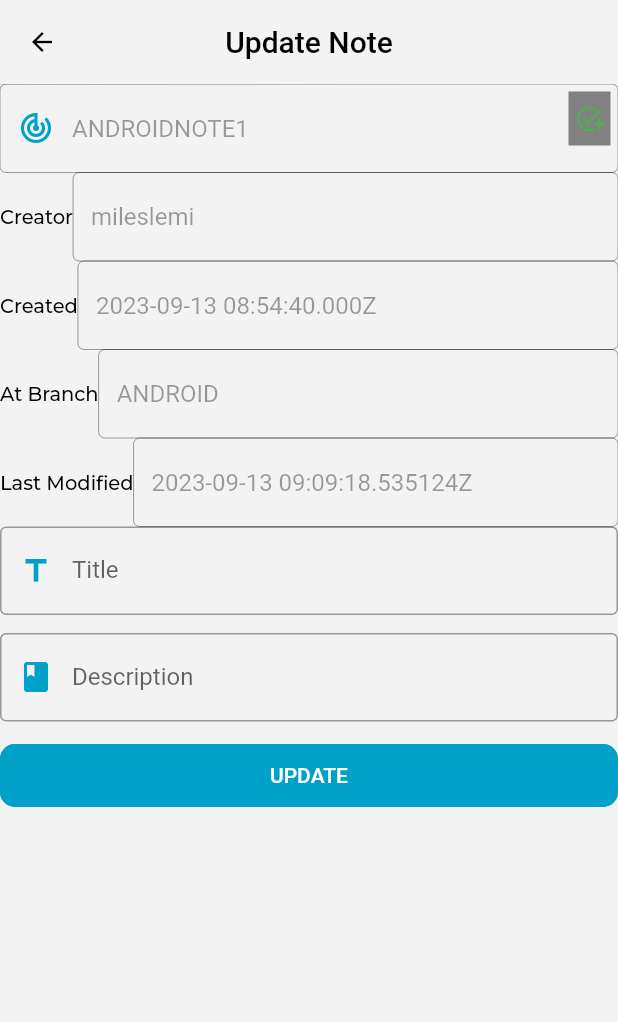
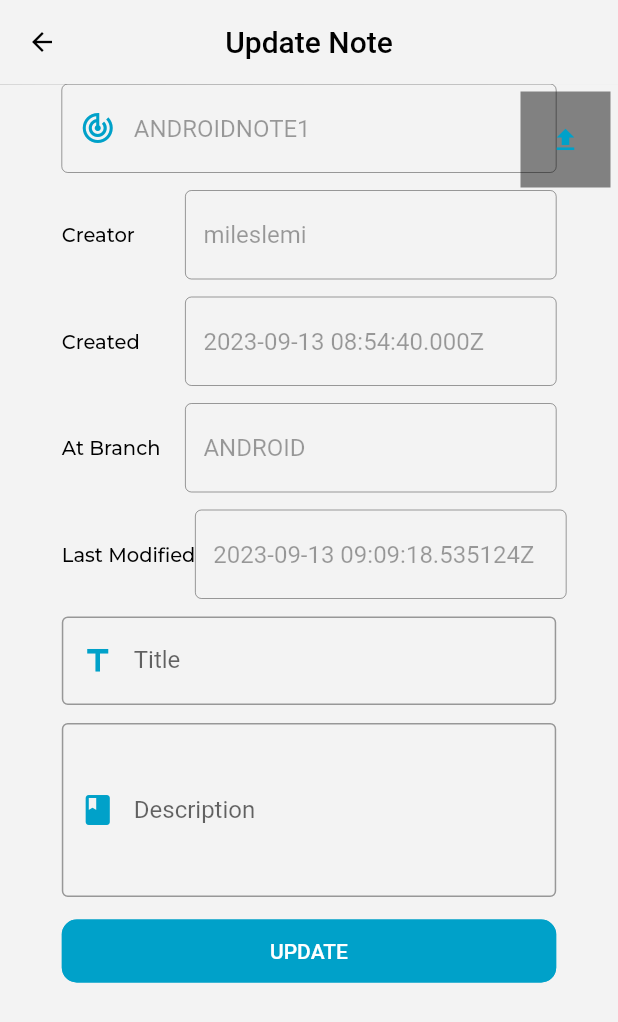
Before and after one commit to Mileslemi/appsyncing, a Flutter app: the DashBoard screen opened by its route, after a tap on an icon or button, on a phone screen of 412 x 824 dp. Shown: the top 1022 px of the screen. Run offline on Flutter 3.47's test engine with Material 2 defaults, Android fonts, the light colour scheme and no system bars; our stand-ins replace get, google_fonts, sqflite_common_ffi; missing offline and left inert: window_size; accounts and stored records are empty.

Commit message:
the add/edit screen works

```diff
--- a/assets/files/local_notes.json
+++ b/assets/files/local_notes.json
@@ -36,7 +36,7 @@
         "branch_name": "ANDROID",
         "master_id": null,
         "synced": 0,
-        "merge_conflict": 0
+        "merge_conflict": 1
     },
     {
         "id": 4,
--- a/lib/common_widgets/note_display.dart
+++ b/lib/common_widgets/note_display.dart
@@ -32,7 +32,7 @@ Widget buildNotesDeskTop(List<NoteModel> notes) => GridView.custom(
         childCount: notes.length,
         (context, index) {
           final NoteModel note = notes[index];
-          return GestureDetector(
+          return InkWell(
               onTap: () => Get.to(
                     () => AddEditeNote(
                       title: "Update Note",
--- a/lib/views/addEditNote/add_edit_note.dart
+++ b/lib/views/addEditNote/add_edit_note.dart
@@ -25,6 +25,8 @@ class AddEditeNote extends StatelessWidget {
             Form(
               key: formKey,
               child: ListView(
+                padding: EdgeInsets.symmetric(
+                    horizontal: MediaQuery.of(context).size.width * .1),
                 children: [
                   note == null
                       ? const SizedBox()
@@ -35,6 +37,9 @@ class AddEditeNote extends StatelessWidget {
                               enabled: false,
                               decoration: const InputDecoration(
                                   prefixIcon: Icon(Icons.track_changes)),
+                            ),
+                            const SizedBox(
+                              height: defaultSpacing,
                             ),
                             NoteDetailRow(
                                 title: "Creator", detail: "${note?.user}"),
@@ -67,6 +72,8 @@ class AddEditeNote extends StatelessWidget {
                   ),
                   TextFormField(
                     keyboardType: TextInputType.text,
+                    minLines: 4,
+                    maxLines: 5,
                     decoration: const InputDecoration(
                       labelText: "Description",
                       hintText: "Note Description",
@@ -92,20 +99,24 @@ class AddEditeNote extends StatelessWidget {
                     top: 5,
                     child: Container(
                       padding: const EdgeInsets.symmetric(
-                          horizontal: 4, vertical: 8),
+                          horizontal: 6, vertical: 8),
                       color: const Color.fromARGB(120, 0, 0, 0),
                       child: Column(
                         mainAxisSize: MainAxisSize.min,
                         children: [
                           (note?.synced ?? false)
-                              ? IconButton(
-                                  onPressed: () {},
-                                  icon: const Icon(Icons.upload),
-                                )
-                              : const Icon(
+                              ? const Icon(
                                   Icons.add_task_outlined,
                                   semanticLabel: "Sync",
                                   color: Colors.green,
+                                )
+                              : IconButton(
+                                  onPressed: () {
+                                    // if mergeConflict is true then don't sync until resolve
+                                    // resolving is to compare the two rows, the other being in theConflicts table,
+                                    // and updating this one, setting conflict to false, and deleting the row in theConflict table
+                                  },
+                                  icon: const Icon(Icons.upload),
                                 ),
                           (note?.mergeConflict ?? false)
                               ? IconButton(
@@ -133,14 +144,24 @@ class NoteDetailRow extends StatelessWidget {
 
   @override
   Widget build(BuildContext context) {
-    return Row(
+    return Column(
+      mainAxisSize: MainAxisSize.min,
       children: [
-        Text(title),
-        Expanded(
-          child: TextFormField(
-            initialValue: detail,
-            enabled: false,
-          ),
+        Row(
+          mainAxisAlignment: MainAxisAlignment.spaceBetween,
+          children: [
+            Text(title),
+            SizedBox(
+              width: MediaQuery.of(context).size.width * .6,
+              child: TextFormField(
+                initialValue: detail,
+                enabled: false,
+              ),
+            ),
+          ],
+        ),
+        const SizedBox(
+          height: defaultSpacing,
         ),
       ],
     );
```
